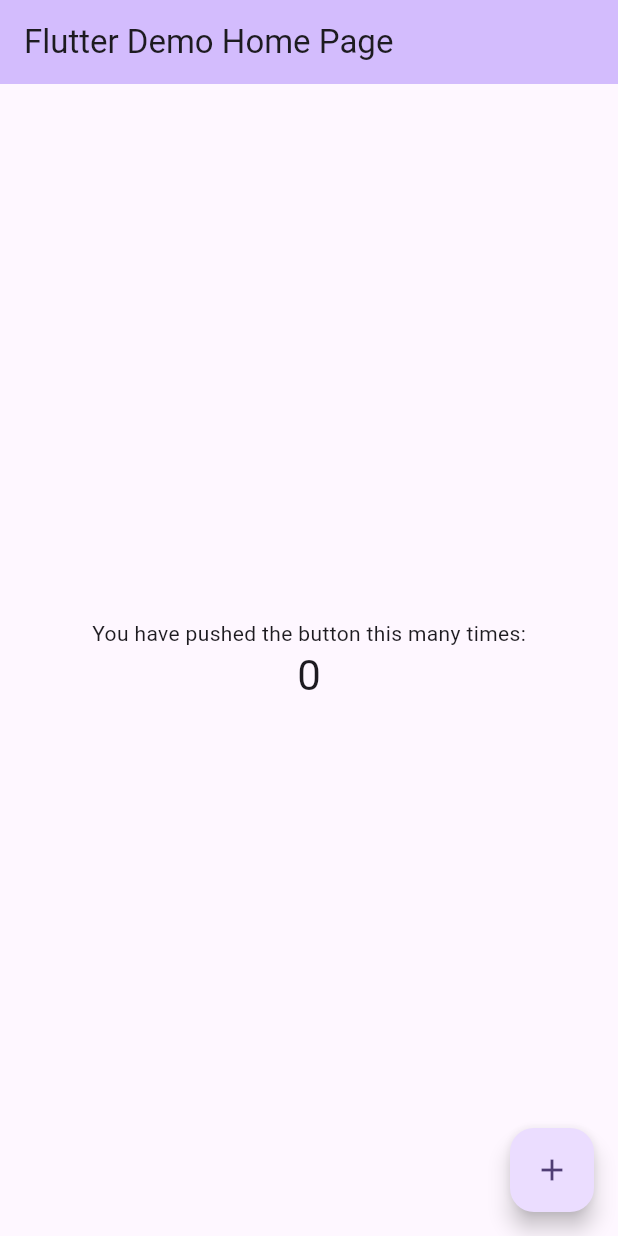
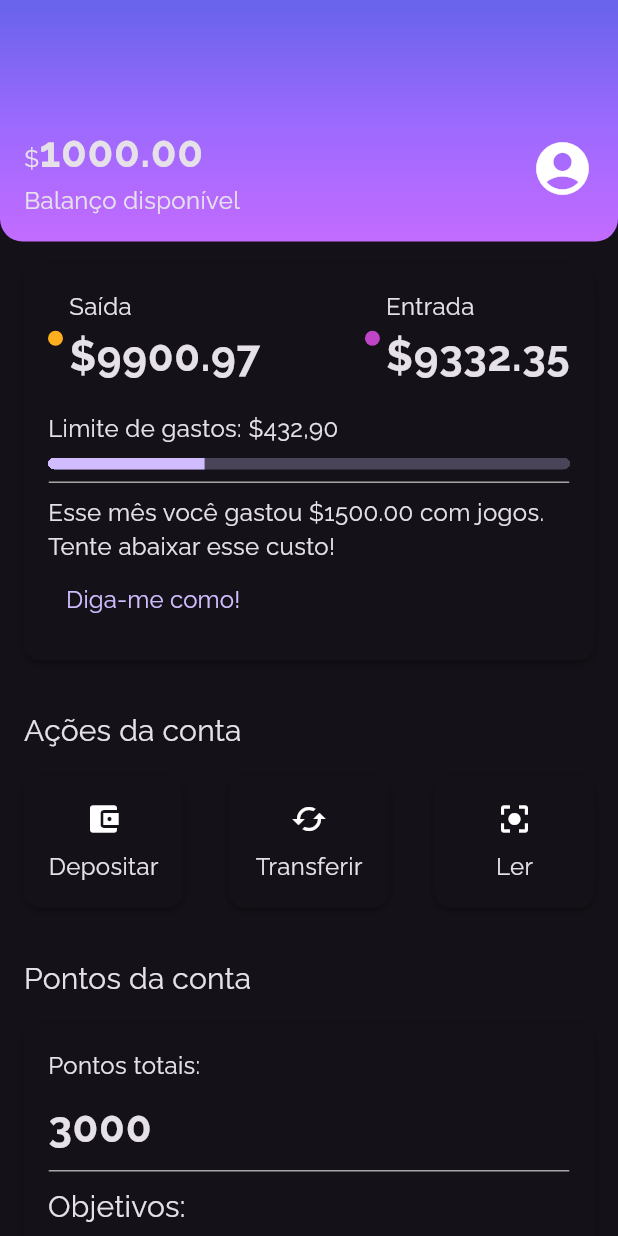
Before and after one commit to aleAcardoso/alubank, a Flutter app: the screen it shows after launch, on a phone screen of 412 x 824 dp. Run offline on Flutter 3.47's test engine with Material 3 defaults, Android fonts, the phone set to English and light mode, and no system bars.

Commit message:
Feature/course one (#7)
* Começando o projeto (#1)

* Estilizando Widgets (#2)

* Criando novos componentes (#3)

* Implementando temas (#4)

* Implementando a nova seção (#5)

* Estilizações finais: ações e tipografia (#6)

```diff
--- /dev/null
+++ b/lib/components/box_card.dart
@@ -0,0 +1,19 @@
+import 'package:flutter/material.dart';
+
+class BoxCard extends StatelessWidget {
+  final Widget boxContent;
+  const BoxCard({super.key, required this.boxContent});
+
+  @override
+  Widget build(BuildContext context) {
+    return Ink(
+      padding: const EdgeInsets.all(16.0),
+      decoration: BoxDecoration(
+        boxShadow: kElevationToShadow[3],
+        borderRadius: BorderRadius.circular(10.0),
+        color: Theme.of(context).cardColor
+      ),
+      child: boxContent,
+    );
+  }
+}
--- /dev/null
+++ b/lib/components/color_dot.dart
@@ -0,0 +1,19 @@
+import 'package:flutter/material.dart';
+
+class ColorDot extends StatelessWidget {
+  final Color? color;
+
+  const ColorDot({super.key, required this.color});
+
+  @override
+  Widget build(BuildContext context) {
+    return Container(
+      width: 10,
+      height: 10,
+      decoration: BoxDecoration(
+        color: color,
+        borderRadius: BorderRadius.circular(10.0),
+      ),
+    );
+  }
+}
--- /dev/null
+++ b/lib/components/content_division.dart
@@ -0,0 +1,16 @@
+import 'package:alubank/themes/theme_colors.dart';
+import 'package:flutter/material.dart';
+
+class ContentDivision extends StatelessWidget {
+  const ContentDivision({super.key});
+
+  @override
+  Widget build(BuildContext context) {
+    return Container(
+      height: 1,
+      decoration: BoxDecoration(
+        border: Border.all(color: ThemeColors.division)
+      ),
+    );
+  }
+}
--- /dev/null
+++ b/lib/components/sections/account_actions.dart
@@ -0,0 +1,90 @@
+import 'package:alubank/components/box_card.dart';
+import 'package:flutter/material.dart';
+
+class AccountActions extends StatelessWidget {
+  const AccountActions({super.key});
+
+  @override
+  Widget build(BuildContext context) {
+    return Padding(
+      padding: const EdgeInsets.all(16.0),
+      child: Column(
+        crossAxisAlignment: CrossAxisAlignment.start,
+        children: [
+          Padding(
+            padding: const EdgeInsets.only(bottom: 16.0),
+            child: Text(
+              'Ações da conta',
+              style: Theme.of(context).textTheme.titleMedium,
+            ),
+          ),
+          Row(
+            mainAxisAlignment: MainAxisAlignment.spaceBetween,
+            children: [
+              InkWell(
+                onTap: (){
+
+                },
+                child: BoxCard(
+                  boxContent: _AccountActionsContent(
+                    icon: Icon(Icons.account_balance_wallet),
+                    text: "Depositar",
+                  ),
+                ),
+              ),
+              InkWell(
+                onTap: (){
+
+                },
+                child: BoxCard(
+                  boxContent: _AccountActionsContent(
+                    icon: Icon(Icons.cached),
+                    text: "Transferir",
+                  ),
+                ),
+              ),
+              InkWell(
+                onTap: (){
+
+                },
+                child: BoxCard(
+                  boxContent: _AccountActionsContent(
+                    icon: Icon(Icons.center_focus_strong),
+                    text: "Ler",
+                  ),
+                ),
+              ),
+            ],
+          )
+        ],
+      ),
+    );
+  }
+}
+
+class _AccountActionsContent extends StatelessWidget {
+  final Icon icon;
+  final String text;
+
+  const _AccountActionsContent({
+    super.key,
+    required this.icon,
+    required this.text,
+  });
+
+  @override
+  Widget build(BuildContext context) {
+    return SizedBox(
+      width: 74,
+      child: Column(
+        children: [
+          Padding(
+            padding: const EdgeInsets.only(bottom: 8.0),
+            child: icon,
+          ),
+          Text(text),
+        ],
+      ),
+    );
+  }
+}
--- /dev/null
+++ b/lib/components/sections/account_points.dart
@@ -0,0 +1,75 @@
+import 'package:alubank/components/box_card.dart';
+import 'package:alubank/components/color_dot.dart';
+import 'package:alubank/components/content_division.dart';
+import 'package:alubank/themes/theme_colors.dart';
+import 'package:flutter/material.dart';
+
+class AccountPoints extends StatelessWidget {
+  const AccountPoints({super.key});
+
+  @override
+  Widget build(BuildContext context) {
+    return Padding(
+      padding: const EdgeInsets.all(16.0),
+      child: Column(
+        crossAxisAlignment: CrossAxisAlignment.start,
+        children: [
+          Padding(
+            padding: const EdgeInsets.only(bottom: 16.0),
+            child: Text(
+              'Pontos da conta',
+              style: Theme.of(context).textTheme.titleMedium,
+            ),
+          ),
+          const BoxCard(boxContent: _AccountPointsContent()),
+        ],
+      ),
+    );
+  }
+}
+
+class _AccountPointsContent extends StatelessWidget {
+  const _AccountPointsContent({super.key});
+
+  @override
+  Widget build(BuildContext context) {
+    return Column(
+      crossAxisAlignment: CrossAxisAlignment.start,
+      children: [
+        const Padding(
+          padding: EdgeInsets.only(bottom: 8.0),
+          child: Text('Pontos totais:'),
+        ),
+        Text(
+          '3000',
+          style: Theme.of(context).textTheme.bodyLarge,
+        ),
+        const Padding(
+          padding: EdgeInsets.only(top: 8.0, bottom: 8.0),
+          child: ContentDivision(),
+        ),
+        Text('Objetivos:', style: Theme.of(context).textTheme.titleMedium),
+        Row(
+          mainAxisAlignment: MainAxisAlignment.start,
+          children: [
+            Padding(
+              padding: const EdgeInsets.only(right: 4.0),
+              child: ColorDot(color: ThemeColors.accountPoints['delivery']),
+            ),
+            const Text('Entrega grátis: 15000pts'),
+          ],
+        ),
+        Row(
+          mainAxisAlignment: MainAxisAlignment.start,
+          children: [
+            Padding(
+              padding: const EdgeInsets.only(right: 4.0),
+              child: ColorDot(color: ThemeColors.accountPoints['streaming']),
+            ),
+            const Text('1 mês de streaming: 30000pts'),
+          ],
+        )
+      ],
+    );
+  }
+}
--- /dev/null
+++ b/lib/components/sections/header.dart
@@ -0,0 +1,47 @@
+import 'package:alubank/themes/theme_colors.dart';
+import 'package:flutter/cupertino.dart';
+import 'package:flutter/material.dart';
+
+class Header extends StatelessWidget {
+  const Header({super.key});
+
+  @override
+  Widget build(BuildContext context) {
+    return Container(
+      decoration: const BoxDecoration(
+          gradient: LinearGradient(
+            begin: Alignment.topCenter,
+            end: Alignment.bottomCenter,
+            colors: ThemeColors.headerGradient,
+          ),
+          borderRadius: BorderRadius.vertical(bottom: Radius.circular(15.0))),
+      child: Padding(
+        padding: const EdgeInsets.fromLTRB(16.0, 80.0, 16.0, 16.0),
+        child: Row(
+          mainAxisAlignment: MainAxisAlignment.spaceBetween,
+          children: [
+            Column(
+              crossAxisAlignment: CrossAxisAlignment.start,
+              children: [
+                Text.rich(TextSpan(text: '\$', children: [
+                  TextSpan(
+                    text: '1000.00',
+                    style: Theme.of(context).textTheme.bodyLarge,
+                  )
+                ])),
+                const Text(
+                  'Balanço disponível',
+                )
+              ],
+            ),
+            const Icon(
+              Icons.account_circle,
+              size: 42,
+              color: Colors.white,
+            )
+          ],
+        ),
+      ),
+    );
+  }
+}
--- /dev/null
+++ b/lib/components/sections/recent_activity.dart
@@ -0,0 +1,96 @@
+import 'package:alubank/components/box_card.dart';
+import 'package:alubank/components/color_dot.dart';
+import 'package:alubank/components/content_division.dart';
+import 'package:alubank/themes/theme_colors.dart';
+import 'package:flutter/material.dart';
+
+class RecentActivity extends StatelessWidget {
+  const RecentActivity({super.key});
+
+  @override
+  Widget build(BuildContext context) {
+    return Padding(
+      padding: const EdgeInsets.all(16.0),
+      child: BoxCard(boxContent: _RecentActivityContent()),
+    );
+  }
+}
+
+class _RecentActivityContent extends StatelessWidget {
+  const _RecentActivityContent({super.key});
+
+  @override
+  Widget build(BuildContext context) {
+    return Column(
+      crossAxisAlignment: CrossAxisAlignment.start,
+      children: [
+        Row(
+          mainAxisAlignment: MainAxisAlignment.spaceBetween,
+          children: [
+            Row(
+              children: [
+                Padding(
+                  padding: const EdgeInsets.only(right: 4.0),
+                  child: ColorDot(color: ThemeColors.recentActivity['spent']),
+                ),
+                Column(
+                  crossAxisAlignment: CrossAxisAlignment.start,
+                  children: [
+                    const Text("Saída"),
+                    Text(
+                      "\$9900.97",
+                      style: Theme.of(context).textTheme.bodyLarge,
+                    ),
+                  ],
+                )
+              ],
+            ),
+            Row(
+              children: [
+                Padding(
+                  padding: const EdgeInsets.only(right: 4.0),
+                  child: ColorDot(color: ThemeColors.recentActivity['income']),
+                ),
+                Column(
+                  crossAxisAlignment: CrossAxisAlignment.start,
+                  children: [
+                    const Text("Entrada"),
+                    Text(
+                      "\$9332.35",
+                      style: Theme.of(context).textTheme.bodyLarge,
+                    ),
+                  ],
+                )
+              ],
+            )
+          ],
+        ),
+        Padding(
+          padding: const EdgeInsets.only(top: 16.0, bottom: 8.0),
+          child: Text("Limite de gastos: \$432,90"),
+        ),
+        Container(
+          clipBehavior: Clip.hardEdge,
+          decoration: BoxDecoration(borderRadius: BorderRadius.circular(5.0)),
+          child: LinearProgressIndicator(
+            value: 0.3,
+            minHeight: 8.0,
+          ),
+        ),
+        Padding(
+          padding: const EdgeInsets.only(top: 8.0, bottom: 8.0),
+          child: ContentDivision(),
+        ),
+        Text(
+            'Esse mês você gastou \$1500.00 com jogos. Tente abaixar esse custo!'),
+        TextButton(
+          onPressed: () {},
+          child: Text(
+            "Diga-me como!",
+            style: TextStyle(fontSize: 16.0),
+          ),
+        )
+      ],
+    );
+  }
+}
--- a/lib/main.dart
+++ b/lib/main.dart
@@ -1,125 +1,20 @@
+import 'package:alubank/screens/home.dart';
+import 'package:alubank/themes/my_theme.dart';
 import 'package:flutter/material.dart';
 
 void main() {
-  runApp(const MyApp());
+  runApp(const Alubank());
 }
 
-class MyApp extends StatelessWidget {
-  const MyApp({super.key});
+class Alubank extends StatelessWidget {
+  const Alubank({super.key});
 
-  // This widget is the root of your application.
   @override
   Widget build(BuildContext context) {
     return MaterialApp(
-      title: 'Flutter Demo',
-      theme: ThemeData(
-        // This is the theme of your application.
-        //
-        // TRY THIS: Try running your application with "flutter run". You'll see
-        // the application has a purple toolbar. Then, without quitting the app,
-        // try changing the seedColor in the colorScheme below to Colors.green
-        // and then invoke "hot reload" (save your changes or press the "hot
-        // reload" button in a Flutter-supported IDE, or press "r" if you used
-        // the command line to start the app).
-        //
-        // Notice that the counter didn't reset back to zero; the application
-        // state is not lost during the reload. To reset the state, use hot
-        // restart instead.
-        //
-        // This works for code too, not just values: Most code changes can be
-        // tested with just a hot reload.
-        colorScheme: ColorScheme.fromSeed(seedColor: Colors.deepPurple),
-        useMaterial3: true,
-      ),
-      home: const MyHomePage(title: 'Flutter Demo Home Page'),
+      title: "Alubank",
+      theme: MyTheme,
+      home: const Home(),
     );
   }
 }
-
-class MyHomePage extends StatefulWidget {
-  const MyHomePage({super.key, required this.title});
-
-  // This widget is the home page of your application. It is stateful, meaning
-  // that it has a State object (defined below) that contains fields that affect
-  // how it looks.
-
-  // This class is the configuration for the state. It holds the values (in this
-  // case the title) provided by the parent (in this case the App widget) and
-  // used by the build method of the State. Fields in a Widget subclass are
-  // always marked "final".
-
-  final String title;
-
-  @override
-  State<MyHomePage> createState() => _MyHomePageState();
-}
-
-class _MyHomePageState extends State<MyHomePage> {
-  int _counter = 0;
-
-  void _incrementCounter() {
-    setState(() {
-      // This call to setState tells the Flutter framework that something has
-      // changed in this State, which causes it to rerun the build method below
-      // so that the display can reflect the updated values. If we changed
-      // _counter without calling setState(), then the build method would not be
-      // called again, and so nothing would appear to happen.
-      _counter++;
-    });
-  }
-
-  @override
-  Widget build(BuildContext context) {
-    // This method is rerun every time setState is called, for instance as done
-    // by the _incrementCounter method above.
-    //
-    // The Flutter framework has been optimized to make rerunning build methods
-    // fast, so that you can just rebuild anything that needs updating rather
-    // than having to individually change instances of widgets.
-    return Scaffold(
-      appBar: AppBar(
-        // TRY THIS: Try changing the color here to a specific color (to
-        // Colors.amber, perhaps?) and trigger a hot reload to see the AppBar
-        // change color while the other colors stay the same.
-        backgroundColor: Theme.of(context).colorScheme.inversePrimary,
-        // Here we take the value from the MyHomePage object that was created by
-        // the App.build method, and use it to set our appbar title.
-        title: Text(widget.title),
-      ),
-      body: Center(
-        // Center is a layout widget. It takes a single child and positions it
-        // in the middle of the parent.
-        child: Column(
-          // Column is also a layout widget. It takes a list of children and
-          // arranges them vertically. By default, it sizes itself to fit its
-          // children horizontally, and tries to be as tall as its parent.
-          //
-          // Column has various properties to control how it sizes itself and
-          // how it positions its children. Here we use mainAxisAlignment to
-          // center the children vertically; the main axis here is the vertical
-          // axis because Columns are vertical (the cross axis would be
-          // horizontal).
-          //
-          // TRY THIS: Invoke "debug painting" (choose the "Toggle Debug Paint"
-          // action in the IDE, or press "p" in the console), to see the
-          // wireframe for each widget.
-          mainAxisAlignment: MainAxisAlignment.center,
-          children: <Widget>[
-            const Text(
-              'You have pushed the button this many times:',
-            ),
-            Text(
-              '$_counter',
-              style: Theme.of(context).textTheme.headlineMedium,
-            ),
-          ],
-        ),
-      ),
-      floatingActionButton: FloatingActionButton(
-        onPressed: _incrementCounter,
-        tooltip: 'Increment',
-        child: const Icon(Icons.add),
-      ), // This trailing comma makes auto-formatting nicer for build methods.
-    );
-  }
-}
--- /dev/null
+++ b/lib/screens/home.dart
@@ -0,0 +1,30 @@
+import 'package:alubank/components/sections/account_actions.dart';
+import 'package:alubank/components/sections/account_points.dart';
+import 'package:alubank/components/sections/header.dart';
+import 'package:alubank/components/sections/recent_activity.dart';
+import 'package:alubank/themes/theme_colors.dart';
+import 'package:flutter/material.dart';
+import 'package:flutter/services.dart';
+
+class Home extends StatelessWidget {
+  const Home({super.key});
+
+  @override
+  Widget build(BuildContext context) {
+    SystemChrome.setSystemUIOverlayStyle(
+      SystemUiOverlayStyle(
+        statusBarColor: ThemeColors.headerGradient[0]
+      ),
+    );
+    return Scaffold(
+      body: ListView(
+        children: const [
+          Header(),
+          RecentActivity(),
+          AccountActions(),
+          AccountPoints()
+        ],
+      ),
+    );
+  }
+}
--- /dev/null
+++ b/lib/themes/my_theme.dart
@@ -0,0 +1,22 @@
+import 'package:alubank/themes/theme_colors.dart';
+import 'package:flutter/material.dart';
+
+ThemeData MyTheme = ThemeData(
+  primarySwatch: ThemeColors.primaryColor,
+  primaryColor: ThemeColors.primaryColor,
+  brightness: Brightness.dark,
+  fontFamily: 'Raleway',
+  textTheme: const  TextTheme(
+    bodyMedium: TextStyle(
+      fontSize: 16,
+    ),
+    bodyLarge: TextStyle (
+      fontSize: 28,
+      fontWeight: FontWeight.bold
+    ),
+    titleMedium: TextStyle(
+      fontSize: 20,
+      fontWeight: FontWeight.normal
+    )
+  ),
+);
--- /dev/null
+++ b/lib/themes/theme_colors.dart
@@ -0,0 +1,19 @@
+import 'package:flutter/material.dart';
+
+class ThemeColors {
+  static const MaterialColor primaryColor = Colors.purple;
+  static const List<Color> headerGradient = [
+    Color.fromRGBO(103, 99, 234, 1.0),
+    Color.fromRGBO(155, 105, 254, 1.0),
+    Color.fromRGBO(195, 107, 255, 1.0)
+  ];
+  static const recentActivity = {
+    'spent': Color.fromRGBO(255, 175, 29, 1.0),
+    'income': Color.fromRGBO(191, 69, 198, 1.0)
+  };
+  static const accountPoints = {
+    'delivery': Color.fromRGBO(250, 0, 112, 1.0),
+    'streaming': Color.fromRGBO(75, 89, 191, 1.0)
+  };
+  static const division = Color.fromRGBO(166, 166, 166, 1.0);
+}
--- a/pubspec.yaml
+++ b/pubspec.yaml
@@ -58,6 +58,12 @@ flutter:
   # the material Icons class.
   uses-material-design: true
 
+  fonts:
+    - family: Raleway
+      fonts:
+        - asset: fonts/Raleway-Regular.ttf
+        - asset: fonts/Raleway-Bold.ttf
+          weight: 700
   # To add assets to your application, add an assets section, like this:
   # assets:
   #   - images/a_dot_burr.jpeg
```
Also changed, not shown: fonts/Raleway-Bold.ttf (added), fonts/Raleway-Regular.ttf (added), 1 other file.
